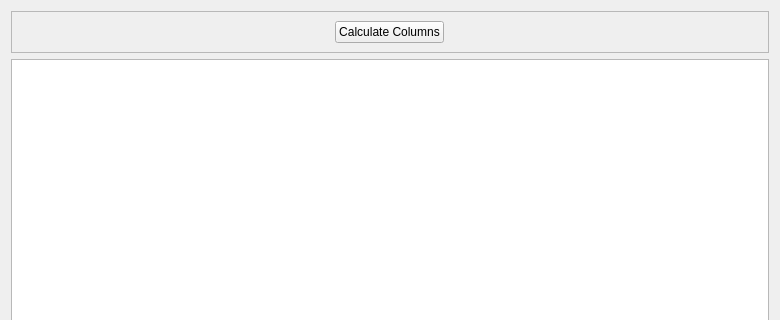
The window that ViewProfit/ui/table_portfolio.ui (wwmm/viewprofit) describes before a commit, drawn with Qt 5; both pictures show x 0 to 780 and y 0 to 320 of the 780 by 572 pixel window.
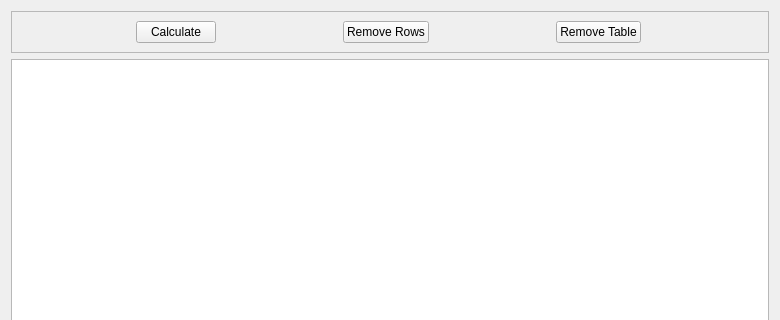
The same window after the commit.

Commit message: implementing the portfolio table

The edit to the form file:
```diff
--- a/ViewProfit/ui/table_portfolio.ui
+++ b/ViewProfit/ui/table_portfolio.ui
@@ -53,6 +53,19 @@
       <property name="spacing">
        <number>12</number>
       </property>
+      <item row="0" column="2">
+       <widget class="QPushButton" name="button_remove_table">
+        <property name="sizePolicy">
+         <sizepolicy hsizetype="Fixed" vsizetype="Fixed">
+          <horstretch>0</horstretch>
+          <verstretch>0</verstretch>
+         </sizepolicy>
+        </property>
+        <property name="text">
+         <string>Remove Table</string>
+        </property>
+       </widget>
+      </item>
       <item row="0" column="0">
        <widget class="QPushButton" name="button_calculate">
         <property name="sizePolicy">
@@ -62,7 +75,20 @@
          </sizepolicy>
         </property>
         <property name="text">
-         <string>Calculate Columns</string>
+         <string>Calculate</string>
+        </property>
+       </widget>
+      </item>
+      <item row="0" column="1">
+       <widget class="QPushButton" name="button_remove_row">
+        <property name="sizePolicy">
+         <sizepolicy hsizetype="Fixed" vsizetype="Fixed">
+          <horstretch>0</horstretch>
+          <verstretch>0</verstretch>
+         </sizepolicy>
+        </property>
+        <property name="text">
+         <string>Remove Rows</string>
         </property>
        </widget>
       </item>
```
The commit also changes 2 other files.
